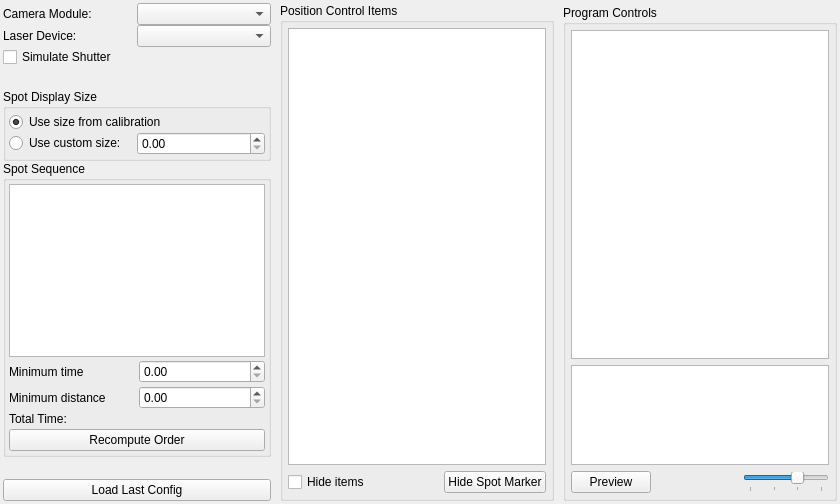
acq4/acq4, file acq4/devices/Scanner/TaskTemplate.ui: the form before one commit.
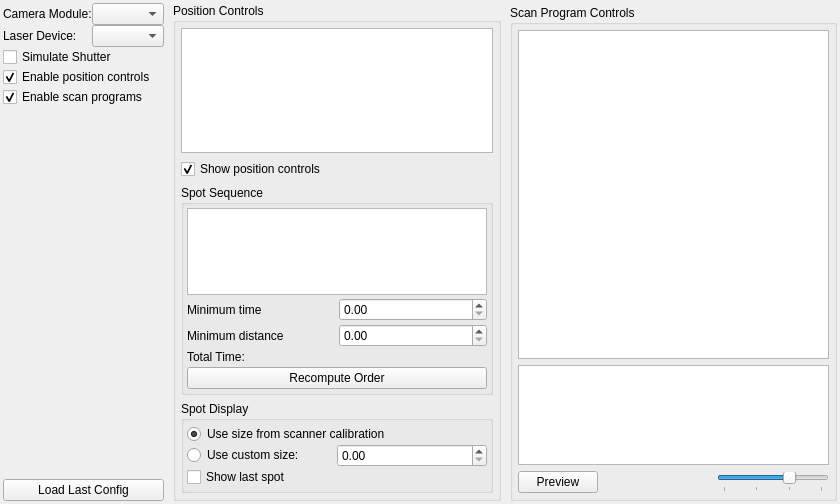
The form after the commit. Custom widgets are drawn as their Qt base class.

Commit message: Bugfixes Scanner task GUYI updates Added scan program preview

```diff
--- a/acq4/devices/Scanner/TaskTemplate.ui
+++ b/acq4/devices/Scanner/TaskTemplate.ui
@@ -41,26 +41,13 @@
        </property>
       </widget>
      </item>
-     <item row="7" column="0" colspan="2">
+     <item row="6" column="0" colspan="2">
       <widget class="QPushButton" name="loadConfigBtn">
        <property name="text">
         <string>Load Last Config</string>
        </property>
       </widget>
      </item>
-     <item row="3" column="0">
-      <spacer name="verticalSpacer">
-       <property name="orientation">
-        <enum>Qt::Vertical</enum>
-       </property>
-       <property name="sizeHint" stdset="0">
-        <size>
-         <width>20</width>
-         <height>40</height>
-        </size>
-       </property>
-      </spacer>
-     </item>
      <item row="0" column="0">
       <widget class="QLabel" name="label">
        <property name="text">
@@ -68,19 +55,6 @@
        </property>
       </widget>
      </item>
-     <item row="6" column="0">
-      <spacer name="verticalSpacer_4">
-       <property name="orientation">
-        <enum>Qt::Vertical</enum>
-       </property>
-       <property name="sizeHint" stdset="0">
-        <size>
-         <width>20</width>
-         <height>40</height>
-        </size>
-       </property>
-      </spacer>
-     </item>
      <item row="1" column="0">
       <widget class="QLabel" name="label_2">
        <property name="text">
@@ -95,10 +69,83 @@
        </property>
       </widget>
      </item>
+     <item row="2" column="0" colspan="2">
+      <widget class="QCheckBox" name="simulateShutterCheck">
+       <property name="text">
+        <string>Simulate Shutter</string>
+       </property>
+      </widget>
+     </item>
+     <item row="3" column="0" colspan="2">
+      <widget class="QCheckBox" name="enablePosCtrlCheck">
+       <property name="text">
+        <string>Enable position controls</string>
+       </property>
+       <property name="checked">
+        <bool>true</bool>
+       </property>
+      </widget>
+     </item>
      <item row="4" column="0" colspan="2">
+      <widget class="QCheckBox" name="enableScanProgCheck">
+       <property name="text">
+        <string>Enable scan programs</string>
+       </property>
+       <property name="checked">
+        <bool>true</bool>
+       </property>
+      </widget>
+     </item>
+     <item row="5" column="0">
+      <spacer name="verticalSpacer">
+       <property name="orientation">
+        <enum>Qt::Vertical</enum>
+       </property>
+       <property name="sizeHint" stdset="0">
+        <size>
+         <width>20</width>
+         <height>40</height>
+        </size>
+       </property>
+      </spacer>
+     </item>
+    </layout>
+   </item>
+   <item row="0" column="1" rowspan="2">
+    <widget class="QGroupBox" name="positionCtrlGroup">
+     <property name="title">
+      <string>Position Controls</string>
+     </property>
+     <property name="checkable">
+      <bool>false</bool>
+     </property>
+     <property name="checked">
+      <bool>false</bool>
+     </property>
+     <layout class="QGridLayout" name="gridLayout_5">
+      <property name="margin">
+       <number>5</number>
+      </property>
+      <item row="1" column="0">
+       <widget class="QCheckBox" name="showPosCtrlCheck">
+        <property name="enabled">
+         <bool>true</bool>
+        </property>
+        <property name="toolTip">
+         <string>Hide all items from view.</string>
+        </property>
+        <property name="text">
+         <string>Show position controls</string>
+        </property>
+        <property name="checked">
+         <bool>true</bool>
+        </property>
+       </widget>
+      </item>
+      <item row="3" column="0">
       <widget class="QGroupBox" name="groupBox_2">
        <property name="title">
-        <string>Spot Display Size</string>
+         <string>Spot Display</string>
        </property>
        <layout class="QGridLayout" name="gridLayout_2">
         <property name="margin">
@@ -113,7 +160,7 @@
            <string>Causes target spots to be displayed at the size determined by the calibration file. Does not affect how data is collected.</string>
           </property>
           <property name="text">
-           <string>Use size from calibration</string>
+            <string>Use size from scanner calibration</string>
           </property>
           <property name="checked">
            <bool>true</bool>
@@ -152,10 +199,17 @@
           </property>
          </widget>
         </item>
+         <item row="2" column="0">
+          <widget class="QCheckBox" name="showLastSpotCheck">
+           <property name="text">
+            <string>Show last spot</string>
+           </property>
+          </widget>
+         </item>
        </layout>
       </widget>
      </item>
-     <item row="5" column="0" colspan="2">
+      <item row="2" column="0">
       <widget class="QGroupBox" name="groupBox">
        <property name="sizePolicy">
         <sizepolicy hsizetype="Preferred" vsizetype="Preferred">
@@ -245,29 +299,18 @@
          </widget>
         </item>
         <item row="0" column="0" colspan="2">
-         <widget class="PlotWidget" name="tdPlotWidget"/>
-        </item>
-       </layout>
-      </widget>
-     </item>
-     <item row="2" column="0" colspan="2">
-      <widget class="QCheckBox" name="simulateShutterCheck">
-       <property name="text">
-        <string>Simulate Shutter</string>
+          <widget class="PlotWidget" name="tdPlotWidget">
+           <property name="maximumSize">
+            <size>
+             <width>16777215</width>
+             <height>100</height>
+            </size>
        </property>
       </widget>
      </item>
     </layout>
-   </item>
-   <item row="0" column="1" rowspan="2">
-    <widget class="QGroupBox" name="groupBox_3">
-     <property name="title">
-      <string>Position Control Items</string>
-     </property>
-     <layout class="QGridLayout" name="gridLayout_5">
-      <property name="margin">
-       <number>5</number>
-      </property>
+       </widget>
+      </item>
       <item row="0" column="0">
        <widget class="ParameterTree" name="itemTree">
         <attribute name="headerVisible">
@@ -280,59 +323,19 @@
         </column>
        </widget>
       </item>
-      <item row="1" column="0">
-       <layout class="QHBoxLayout" name="horizontalLayout_5">
-        <item>
-         <widget class="QCheckBox" name="hideCheck">
-          <property name="enabled">
-           <bool>true</bool>
-          </property>
-          <property name="toolTip">
-           <string>Hide all items from view.</string>
-          </property>
-          <property name="text">
-           <string>Hide items</string>
-          </property>
-          <property name="checked">
-           <bool>false</bool>
-          </property>
-         </widget>
-        </item>
-        <item>
-         <spacer name="horizontalSpacer">
-          <property name="orientation">
-           <enum>Qt::Horizontal</enum>
-          </property>
-          <property name="sizeHint" stdset="0">
-           <size>
-            <width>40</width>
-            <height>20</height>
-           </size>
-          </property>
-         </spacer>
-        </item>
-        <item>
-         <widget class="QPushButton" name="hideMarkerBtn">
-          <property name="sizePolicy">
-           <sizepolicy hsizetype="Fixed" vsizetype="Fixed">
-            <horstretch>0</horstretch>
-            <verstretch>0</verstretch>
-           </sizepolicy>
-          </property>
-          <property name="text">
-           <string>Hide Spot Marker</string>
-          </property>
-         </widget>
-        </item>
-       </layout>
-      </item>
      </layout>
     </widget>
    </item>
    <item row="1" column="2">
     <widget class="QGroupBox" name="groupBox_4">
      <property name="title">
-      <string>Program Controls</string>
+      <string>Scan Program Controls</string>
+     </property>
+     <property name="checkable">
+      <bool>false</bool>
+     </property>
+     <property name="checked">
+      <bool>false</bool>
      </property>
      <layout class="QGridLayout" name="gridLayout_6">
       <property name="margin">
@@ -345,6 +348,9 @@
           <property name="text">
            <string>Preview</string>
           </property>
+          <property name="checkable">
+           <bool>true</bool>
+          </property>
          </widget>
         </item>
         <item row="0" column="1">
```
Left out of the diff: 2 changed lines with no effect on the pictures. Lines whose indentation alone changed are shown as unchanged. The commit also changes 8 other files.
